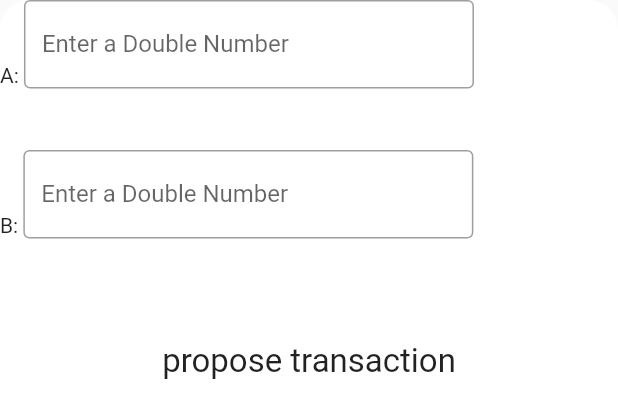
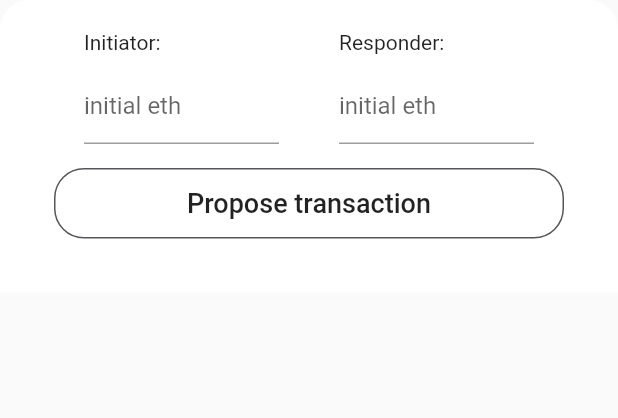
Before and after one commit to dknopik/sspc-flutter-fe, a Flutter app: the ModalChannelOpen widget shown alone on an empty page, opened directly, on a phone screen of 412 x 824 dp. Shown: the top 418 px of the screen. Run offline on Flutter 3.47's test engine with Material 2 defaults, Android fonts, the phone set to English and light mode, and no system bars; our stand-ins replace flutter_keyboard_visibility, modal_bottom_sheet; missing offline and left inert: rlp, web3dart.

Commit message:
minor ui adjustment

```diff
--- a/app/lib/screens/modal_channel_open.dart
+++ b/app/lib/screens/modal_channel_open.dart
@@ -12,8 +12,8 @@ class ModalChannelOpen extends StatefulWidget {
 }
 
 class _ModalChannelOpenState extends State<ModalChannelOpen> {
-  double a = 0;
-  double b = 0;
+  int a = 0;
+  int b = 0;
   final _controllerA = TextEditingController();
   final _controllerB = TextEditingController();
   bool _isKeyboardVisible = false;
@@ -42,68 +42,93 @@ class _ModalChannelOpenState extends State<ModalChannelOpen> {
         bottom: MediaQuery.of(context).viewInsets.bottom,
       ),
       child: Container(
+        padding: EdgeInsets.all(20),
         decoration: const BoxDecoration(
             color: Colors.white,
             borderRadius: BorderRadius.only(
                 topRight: Radius.circular(20), topLeft: Radius.circular(20))),
         child: Wrap(
+          alignment: WrapAlignment.center,
           children: <Widget>[
             if (_isKeyboardVisible) SizedBox(height: 16),
-            Row(
+            Column(
+              crossAxisAlignment: CrossAxisAlignment.start,
               children: [
-                Text('A: '),
+                Text('Initiator: '),
+                SizedBox(
+                  height: 10,
+                ),
                 Container(
-                  height: 100,
-                  width: 300,
+                  height: 50,
+                  width: 130,
                   child: TextField(
                     onChanged: (str) {
                       setState(() {
-                        a = double.tryParse(_controllerA.text) ?? 0.0;
+                        a = int.tryParse(_controllerA.text) ?? 0;
                       });
                     },
                     controller: _controllerA,
                     keyboardType: TextInputType.numberWithOptions(
-                      decimal: true,
+                      decimal: false,
                       signed: true,
                     ),
                     decoration: InputDecoration(
-                      labelText: 'Enter a Double Number',
-                      border: OutlineInputBorder(),
+                      labelText: 'initial eth',
+                      // border: OutlineInputBorder(),
+                      fillColor: Color(0xFF565559),
+                      floatingLabelStyle: TextStyle(color: Color(0xFF565559)),
+                      focusedBorder: OutlineInputBorder(
+                        borderSide: const BorderSide(
+                            color: Color(0xFF565559), width: 1.0),
+                        borderRadius: BorderRadius.circular(10.0),
+                      ),
                     ),
 
                     inputFormatters: <TextInputFormatter>[
-                      FilteringTextInputFormatter.allow(
-                          RegExp(r'^\d*\.?\d{0,2}$')),
+                      FilteringTextInputFormatter.digitsOnly
                     ], // Only numbers can be entered
                   ),
                 ),
               ],
             ),
-            Row(
+            SizedBox(
+              width: 40,
+            ),
+            Column(
+              crossAxisAlignment: CrossAxisAlignment.start,
               children: [
-                Text('B: '),
+                Text('Responder: '),
+                SizedBox(
+                  height: 10,
+                ),
                 Container(
-                  height: 100,
-                  width: 300,
+                  height: 50,
+                  width: 130,
                   child: TextField(
                     onChanged: (str) {
                       setState(() {
-                        b = double.tryParse(_controllerB.text) ?? 0.0;
+                        b = int.tryParse(_controllerB.text) ?? 0;
                       });
                     },
                     controller: _controllerB,
                     keyboardType: TextInputType.numberWithOptions(
-                      decimal: true,
+                      decimal: false,
                       signed: true,
                     ),
                     decoration: InputDecoration(
-                      labelText: 'Enter a Double Number',
-                      border: OutlineInputBorder(),
+                      floatingLabelStyle: TextStyle(color: Color(0xFF565559)),
+                      labelText: 'initial eth',
+                      fillColor: Color(0xFF565559),
+                      focusedBorder: OutlineInputBorder(
+                        borderSide: const BorderSide(
+                            color: Color(0xFF565559), width: 1.0),
+                        borderRadius: BorderRadius.circular(10.0),
+                      ),
+                      // border: OutlineInputBorder(),
                     ),
 
                     inputFormatters: <TextInputFormatter>[
-                      FilteringTextInputFormatter.allow(
-                          RegExp(r'^\d*\.?\d{0,2}$')),
+                      FilteringTextInputFormatter.digitsOnly
                     ], // Only numbers can be entered
                   ),
                 ),
@@ -118,14 +143,19 @@ class _ModalChannelOpenState extends State<ModalChannelOpen> {
                 child: Container(
                   alignment: Alignment.center,
                   decoration: BoxDecoration(
-                      color: Color(0x60282e),
-                      borderRadius: BorderRadius.circular(10)),
+                    borderRadius: BorderRadius.circular(20),
+                    boxShadow: [],
+                    border: Border.all(
+                      color: Color(0xFF565559),
+                    ),
+                  ),
                   child: Center(
                     child: Padding(
                       padding: const EdgeInsets.all(12),
                       child: Text(
-                        "propose transaction",
-                        style: TextStyle(fontSize: 22),
+                        "Propose transaction",
+                        style: TextStyle(
+                            fontSize: 18, fontWeight: FontWeight.w500),
                       ),
                     ),
                   ),
--- a/app/lib/screens/modal_reject.dart
+++ b/app/lib/screens/modal_reject.dart
@@ -5,8 +5,8 @@ import 'package:modal_bottom_sheet/modal_bottom_sheet.dart';
 import 'modal_propose.dart';
 
 class ModalReject extends StatelessWidget {
-  final double prevA;
-  final double prevB;
+  final int prevA;
+  final int prevB;
 
   const ModalReject({
     super.key,
--- a/app/lib/screens/screen_channel_detail_screen.dart
+++ b/app/lib/screens/screen_channel_detail_screen.dart
@@ -20,8 +20,8 @@ class _ChannelDetailScreenState extends State<ChannelDetailScreen> {
     setState(() {});
   }
 
-  double a = 2;
-  double b = 13;
+  int a = 2;
+  int b = 13;
 
   List<ChannelTransaction> testData = [
     ChannelTransaction(
@@ -504,10 +504,10 @@ class _ChannelDetailScreenState extends State<ChannelDetailScreen> {
 }
 
 class ChannelTransaction {
-  double prevA;
-  double prevB;
-  double newA;
-  double newB;
+  int prevA;
+  int prevB;
+  int newA;
+  int newB;
   bool sending;
   bool signedByA; //proposal
   bool signedByB; //confirmation
```
Also changed, not shown: app/lib/screens/modal_propose.dart (+31 -14 lines).
